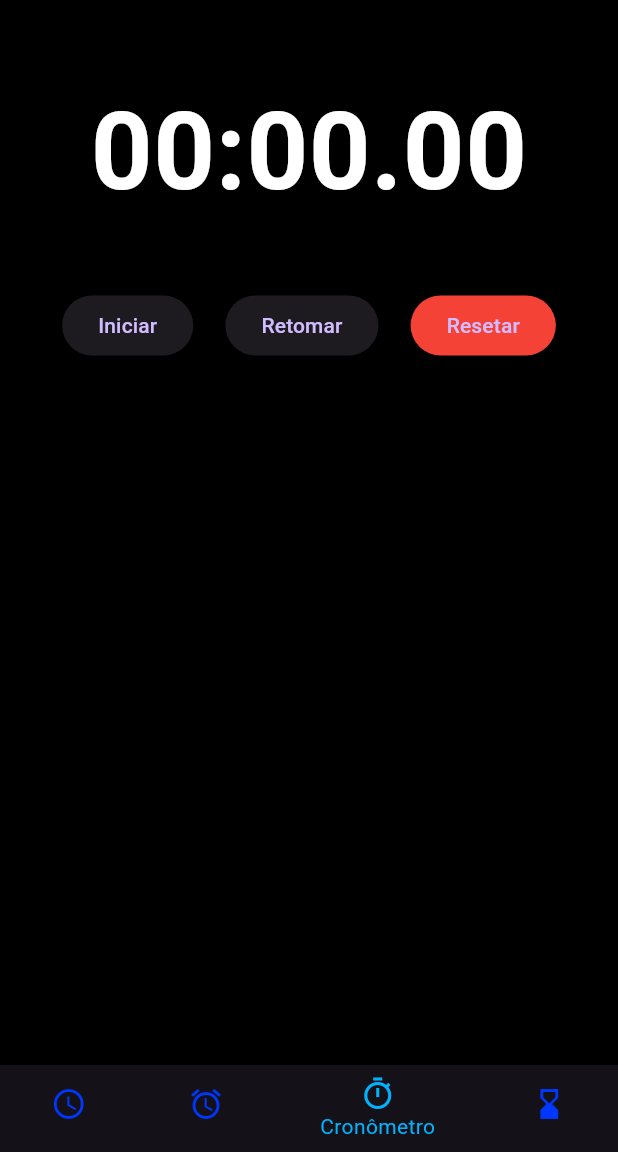
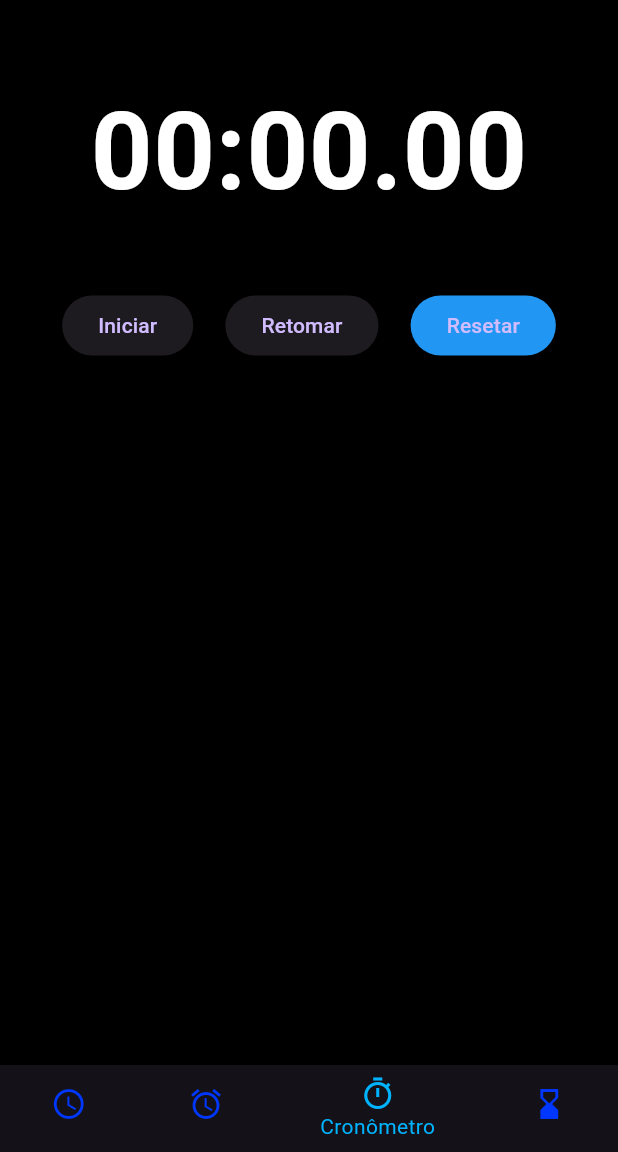
Before and after one commit to Tomas2007007/teste, a Flutter app: the screen it shows after launch, item 3 of the bottom bar chosen, on a phone screen of 412 x 824 dp, the part 84-1236 px from its top. Run offline on Flutter 3.47's test engine with Material 3 defaults, Android fonts, the phone set to English and light mode, and no system bars.

Commit message:
troca de estilos

```diff
--- a/lib/main.dart
+++ b/lib/main.dart
@@ -217,7 +217,7 @@ class _Pagina3State extends State<Pagina3> {
               ),
               ElevatedButton(
                 onPressed: _resetar,
-                style: ElevatedButton.styleFrom(primary: Colors.red),
+                style: ElevatedButton.styleFrom(primary: Colors.blue),
                 child: Text('Resetar'),
               ),
             ],
```
